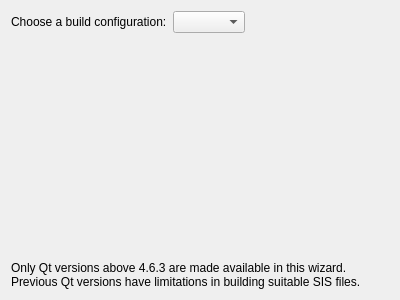
Old version of the form src/plugins/qt4projectmanager/qt-s60/s60publishingbuildsettingspageovi.ui in the repository qt-creator/qt-creator.
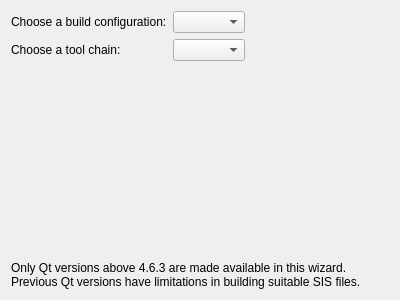
New version of the form.

Commit message:
Added toolchain selection option to Publish to Ovi wizard
User is now able to choose another than the default
toolchain

```diff
--- a/src/plugins/qt4projectmanager/qt-s60/s60publishingbuildsettingspageovi.ui
+++ b/src/plugins/qt4projectmanager/qt-s60/s60publishingbuildsettingspageovi.ui
@@ -37,7 +37,7 @@
      </property>
     </spacer>
    </item>
-   <item row="2" column="0" colspan="3">
+   <item row="3" column="0" colspan="3">
     <widget class="QLabel" name="label">
      <property name="text">
       <string>Only Qt versions above 4.6.3 are made available in this wizard.
@@ -45,7 +45,7 @@
      </property>
     </widget>
    </item>
-   <item row="1" column="1">
+   <item row="2" column="1">
     <spacer name="verticalSpacer_2">
      <property name="orientation">
       <enum>Qt::Vertical</enum>
@@ -58,6 +58,29 @@
      </property>
     </spacer>
    </item>
+   <item row="1" column="0">
+    <widget class="QLabel" name="chooseToolchainLabel">
+     <property name="text">
+      <string>Choose a tool chain:</string>
+     </property>
+    </widget>
+   </item>
+   <item row="1" column="1">
+    <widget class="QComboBox" name="chooseToolchainDropDown"/>
+   </item>
+   <item row="1" column="2">
+    <spacer name="horizontalSpacer_2">
+     <property name="orientation">
+      <enum>Qt::Horizontal</enum>
+     </property>
+     <property name="sizeHint" stdset="0">
+      <size>
+       <width>40</width>
+       <height>20</height>
+      </size>
+     </property>
+    </spacer>
+   </item>
   </layout>
  </widget>
  <resources/>
```
The commit also changes 2 other files.
